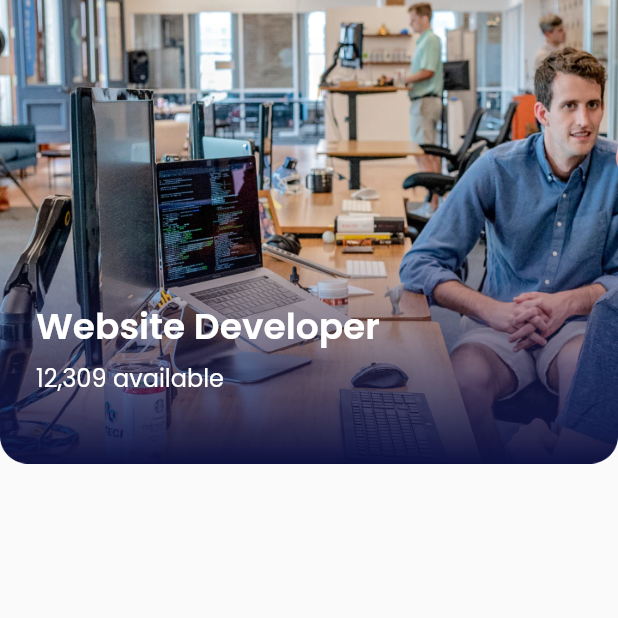
After one commit to amnamaharani/future_jobs, a Flutter app: the HomePage screen opened directly, after a tap on "Website Developer", on a phone screen of 412 x 824 dp, the top half of it. The commit adds this screen. Run offline on Flutter 3.47's test engine with Material 2 defaults, Android fonts, the phone set to English and light mode, and no system bars; our stand-ins replace email_validator, google_fonts.

Commit message:
(SecondHomePage) add Stack for header

```diff
--- a/lib/pages/home_page.dart
+++ b/lib/pages/home_page.dart
@@ -95,9 +95,7 @@ class HomePage extends StatelessWidget {
               'Just Posted',
               style: titlePropertiesStyle,
             ),
-            SingleChildScrollView(
-              scrollDirection: Axis.vertical,
-              child: Column(
+            Column(
               children: const [
                 CustomList(
                   jobTitle: 'Front-End Developer',
@@ -117,7 +115,6 @@ class HomePage extends StatelessWidget {
                 SizedBox(height: 16.5,),
               ],
             ),
-            ),
 
 
           ],
@@ -127,6 +124,8 @@ class HomePage extends StatelessWidget {
 
     return Scaffold(
       body: SafeArea(
+        child: SingleChildScrollView(
+          scrollDirection: Axis.vertical,
           child: Column(
             crossAxisAlignment: CrossAxisAlignment.start,
             children: [
@@ -135,9 +134,10 @@ class HomePage extends StatelessWidget {
             ],
           ),
         ),
+      ),
       bottomNavigationBar: BottomNavigationBar(
         type: BottomNavigationBarType.fixed,
-        showSelectedLabels: true,
+        showSelectedLabels: false,
         unselectedItemColor: const Color(0xffB3B5C4),
         selectedItemColor: const Color(0xff272C2F),
         currentIndex: 0,
--- /dev/null
+++ b/lib/pages/second_home_page.dart
@@ -0,0 +1,46 @@
+import 'package:flutter/material.dart';
+import 'package:future_jobs/theme.dart';
+
+class SecondHomePage extends StatelessWidget {
+  const SecondHomePage({Key? key}) : super(key: key);
+
+  @override
+  Widget build(BuildContext context) {
+    return MaterialApp(
+      debugShowCheckedModeBanner: false,
+      home: Scaffold(
+        body: Column(
+          children: [
+            Stack(
+              children: [
+                Image.asset(
+                  'assets/bg_secondhomepage.png'
+                ),
+                Padding(
+                  padding: const EdgeInsets.only(
+                    top: 200,
+                    left: 24,
+                  ),
+                  child: Text(
+                    'Website Developer',
+                    style: jobTitleTextStyle,
+                  ),
+                ),
+                Padding(
+                  padding: const EdgeInsets.only(
+                    top: 240,
+                    left: 24,
+                  ),
+                  child: Text(
+                    '12,309 available',
+                    style: availableJobTextStyle,
+                  ),
+                ),
+              ],
+            ),
+          ],
+        ),
+      ),
+    );
+  }
+}
--- a/lib/theme.dart
+++ b/lib/theme.dart
@@ -44,3 +44,15 @@ TextStyle companyTextStyle = GoogleFonts.poppins(
   fontSize: 14,
   fontWeight: FontWeight.w400,
 );
+
+TextStyle jobTitleTextStyle = GoogleFonts.poppins(
+  color: const Color(0xffFFFFFF),
+  fontSize: 24,
+  fontWeight: FontWeight.w600,
+);
+
+TextStyle availableJobTextStyle = GoogleFonts.poppins(
+  color: const Color(0xffFFFFFF),
+  fontSize: 16,
+  fontWeight: FontWeight.w400,
+);
--- a/lib/widgets/job_card.dart
+++ b/lib/widgets/job_card.dart
@@ -1,4 +1,5 @@
 import 'package:flutter/material.dart';
+import 'package:future_jobs/pages/second_home_page.dart';
 import 'package:google_fonts/google_fonts.dart';
 
 class JobCard extends StatelessWidget {
@@ -15,7 +16,14 @@ class JobCard extends StatelessWidget {
 
   @override
   Widget build(BuildContext context) {
-    return Container(
+    return InkWell(
+      onTap: () {
+        Navigator.push(
+          context,
+          MaterialPageRoute(builder: (context) => const SecondHomePage()),
+        );
+      },
+      child: Container(
         width: 150,
         height: 200,
         decoration: BoxDecoration(
@@ -42,6 +50,7 @@ class JobCard extends StatelessWidget {
             ),
           ),
         ),
+      ),
     );
   }
 }
```
Also changed, not shown: assets/bg_secondhomepage.png (added). Lines whose indentation alone changed are shown as unchanged.
